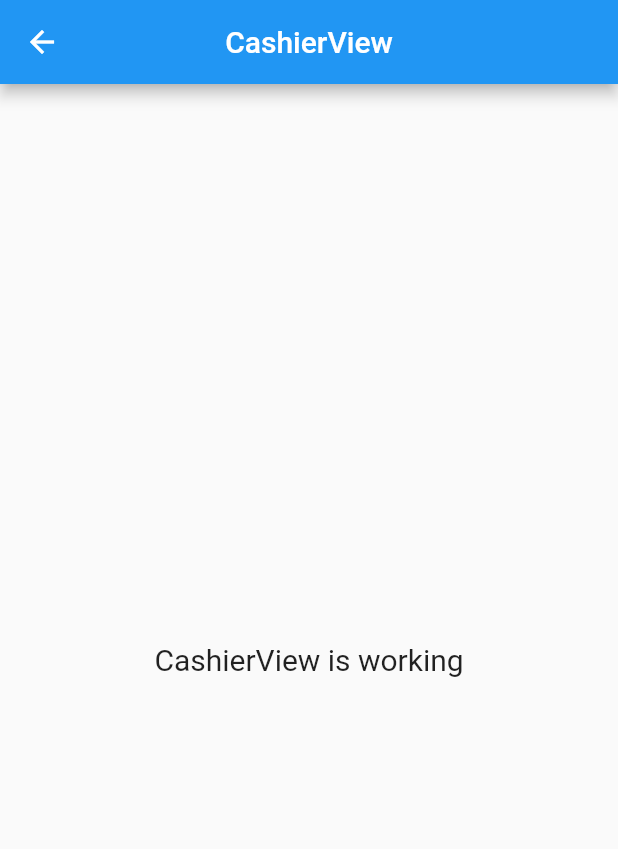
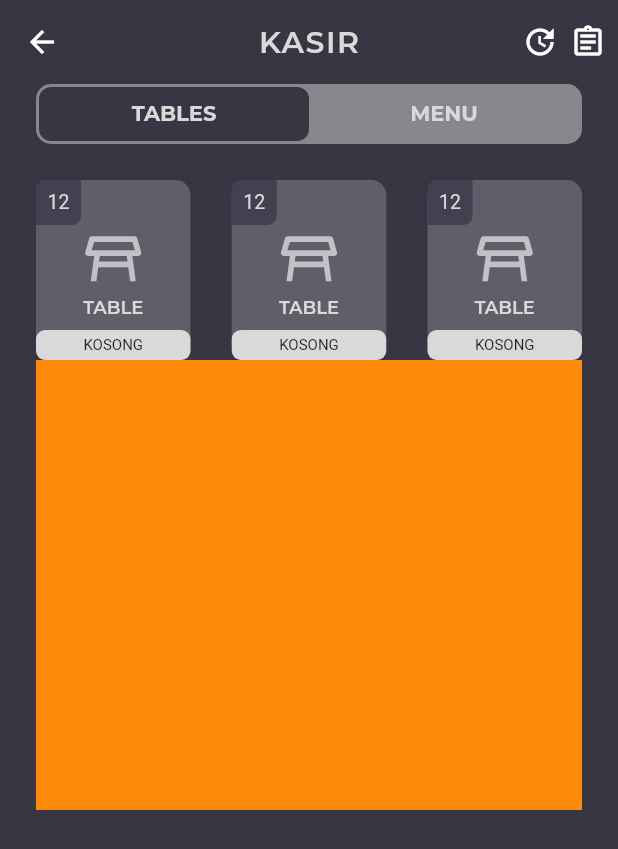
Before and after one commit to masdaagus/Casso, a Flutter app: the CashierView screen opened by its route, on a phone screen of 412 x 824 dp. Shown: the top 849 px of the screen. Run offline on Flutter 3.47's test engine with Material 2 defaults, Android fonts, the phone set to English and light mode, and no system bars; our stand-ins replace flutter_svg, get, lottie.

Commit message:
working in kasir page

```diff
--- a/lib/app/modules/cashier/views/cashier_view.dart
+++ b/lib/app/modules/cashier/views/cashier_view.dart
@@ -1,23 +1,131 @@
+import 'package:casso/app/data/constant.dart';
 import 'package:flutter/material.dart';
-
 import 'package:get/get.dart';
-
 import '../controllers/cashier_controller.dart';
+import 'components/card_table.dart';
 
 class CashierView extends GetView<CashierController> {
   @override
   Widget build(BuildContext context) {
-    return Scaffold(
-      appBar: AppBar(
-        title: Text('CashierView'),
-        centerTitle: true,
-      ),
-      body: Center(
-        child: Text(
-          'CashierView is working',
-          style: TextStyle(fontSize: 20),
+    return DefaultTabController(
+      length: 2,
+      child: Scaffold(
+        backgroundColor: primaryColor,
+        appBar: AppBar(
+          backgroundColor: primaryColor,
+          elevation: 0,
+          title: Text(
+            'KASIR',
+            style: TextStyle(
+              color: textColor,
+              fontFamily: "Montserrat",
+              fontWeight: FontWeight.w600,
+              letterSpacing: 1,
+            ),
+          ),
+          centerTitle: true,
+          actions: [
+            Padding(
+              padding: const EdgeInsets.only(right: 8),
+              child: Row(
+                children: [
+                  Icon(Icons.update_outlined),
+                  SizedBox(width: 8),
+                  Icon(Icons.assignment_outlined),
+                ],
+              ),
+            ),
+          ],
+        ),
+        body: Column(
+          children: [
+            Container(
+              margin: EdgeInsets.symmetric(horizontal: 24),
+              decoration: BoxDecoration(
+                color: textColor.withOpacity(.5),
+                borderRadius: BorderRadius.circular(10),
+              ),
+              height: 40,
+              child: Container(
+                padding: const EdgeInsets.all(2),
+                child: TabBar(
+                  labelColor: textColor,
+                  indicator: BoxDecoration(
+                    borderRadius: BorderRadius.circular(8),
+                    color: primaryColor,
+                  ),
+                  tabs: [
+                    textTab("TABLES"),
+                    textTab("MENU"),
+                  ],
+                ),
+              ),
+            ),
+
+            // tables view
+            Container(
+              height: Get.height - 130,
+              child: TabBarView(
+                children: [
+                  Tables(),
+                  Text("MENU"),
+                ],
+              ),
+            )
+          ],
         ),
       ),
     );
   }
+
+  Widget textTab(String text) {
+    return Text(
+      text,
+      style: TextStyle(
+        color: textColor,
+        fontFamily: "Montserrat",
+        fontWeight: FontWeight.bold,
+      ),
+    );
+  }
 }
+
+class Tables extends StatelessWidget {
+  const Tables({
+    Key? key,
+  }) : super(key: key);
+
+  @override
+  Widget build(BuildContext context) {
+    return Container(
+      padding: EdgeInsets.symmetric(horizontal: 24, vertical: 24),
+      child: Column(
+        children: [
+          Row(
+            crossAxisAlignment: CrossAxisAlignment.start,
+            mainAxisAlignment: MainAxisAlignment.spaceBetween,
+            children: [
+              CardTable(),
+              CardTable(),
+              CardTable(),
+            ],
+          ),
+          Container(
+            height: 300,
+            color: orange,
+          )
+          // ListView.builder(
+          //   itemCount: 6,
+          //   itemBuilder: (context, index) {
+          //     return Container(
+          //       height: 100,
+          //       width: 100,
+          //       color: Colors.red,
+          //     );
+          //   },
+          // )
+        ],
+      ),
+    );
+  }
+}
--- /dev/null
+++ b/lib/app/modules/cashier/views/components/card_table.dart
@@ -0,0 +1,85 @@
+import 'package:casso/app/data/constant.dart';
+import 'package:flutter/material.dart';
+import 'package:flutter_svg/svg.dart';
+import 'package:get/get.dart';
+
+class CardTable extends StatelessWidget {
+  const CardTable({
+    Key? key,
+  }) : super(key: key);
+
+  @override
+  Widget build(BuildContext context) {
+    return Container(
+      height: 120,
+      width: Get.width * .25,
+      decoration: BoxDecoration(
+        color: putih.withOpacity(.2),
+        borderRadius: BorderRadius.circular(10),
+      ),
+      child: Stack(
+        children: [
+          Container(
+            height: 30,
+            width: 30,
+            decoration: BoxDecoration(
+              color: Color(0XFF443F51),
+              borderRadius: BorderRadius.only(
+                topLeft: Radius.circular(6),
+                bottomRight: Radius.circular(6),
+              ),
+            ),
+            child: Center(
+              child: Text(
+                "12",
+                style: TextStyle(
+                  color: textColor,
+                  fontSize: 13,
+                ),
+              ),
+            ),
+          ),
+          Padding(
+            padding: const EdgeInsets.only(top: 30),
+            child: Column(
+              mainAxisAlignment: MainAxisAlignment.spaceBetween,
+              children: [
+                Column(
+                  children: [
+                    SvgPicture.asset(
+                      "assets/icons/table.svg",
+                      height: 45,
+                    ),
+                    SizedBox(height: 2),
+                    Text(
+                      "TABLE",
+                      style: TextStyle(
+                        color: textColor,
+                        fontFamily: "Montserrat",
+                        fontWeight: FontWeight.w600,
+                        fontSize: 12,
+                      ),
+                    ),
+                  ],
+                ),
+                Container(
+                  height: 20,
+                  decoration: BoxDecoration(
+                    borderRadius: BorderRadius.circular(6),
+                    color: textColor,
+                  ),
+                  child: Center(
+                    child: Text(
+                      "KOSONG",
+                      style: TextStyle(fontSize: 10),
+                    ),
+                  ),
+                )
+              ],
+            ),
+          )
+        ],
+      ),
+    );
+  }
+}
--- a/lib/app/modules/home/views/components/glass_button.dart
+++ b/lib/app/modules/home/views/components/glass_button.dart
@@ -62,11 +62,6 @@ class GlassButton extends StatelessWidget {
                   child: Column(
                     mainAxisAlignment: MainAxisAlignment.center,
                     children: [
-                      // Icon(
-                      //   icon,
-                      //   color: textColor,
-                      //   size: 34,
-                      // ),
                       SvgPicture.asset(
                         svg,
                         height: 24,
```
Also changed, not shown: assets/icons/table.svg (added).
